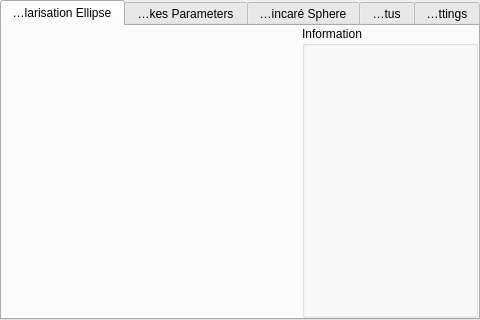
Qt form Software/Frontend/InterfaceV1/gui.ui (shaun03672/PortableRealTimePolarimeter) before a commit.
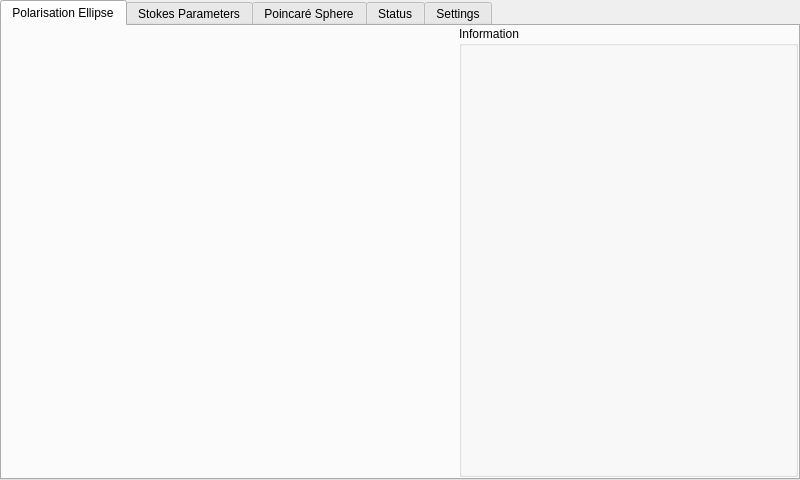
The same form after that commit. Custom widgets are drawn as their Qt base class.

Commit message: Changed GUI resolution for actual screen to be used

What changed in the file:
```diff
--- a/Software/Frontend/InterfaceV1/gui.ui
+++ b/Software/Frontend/InterfaceV1/gui.ui
@@ -6,8 +6,8 @@
    <rect>
     <x>0</x>
     <y>0</y>
-    <width>480</width>
-    <height>320</height>
+    <width>800</width>
+    <height>480</height>
    </rect>
   </property>
   <property name="sizePolicy">
@@ -18,14 +18,14 @@
   </property>
   <property name="minimumSize">
    <size>
-    <width>480</width>
-    <height>320</height>
+    <width>800</width>
+    <height>480</height>
    </size>
   </property>
   <property name="maximumSize">
    <size>
-    <width>480</width>
-    <height>320</height>
+    <width>800</width>
+    <height>480</height>
    </size>
   </property>
   <property name="windowTitle">
@@ -92,14 +92,14 @@
           </property>
           <property name="minimumSize">
            <size>
-            <width>294</width>
-            <height>294</height>
+            <width>451</width>
+            <height>451</height>
            </size>
           </property>
           <property name="maximumSize">
            <size>
-            <width>294</width>
-            <height>294</height>
+            <width>451</width>
+            <height>451</height>
            </size>
           </property>
          </widget>
```
Left out of the diff: 16 changed lines with no effect on the pictures.
